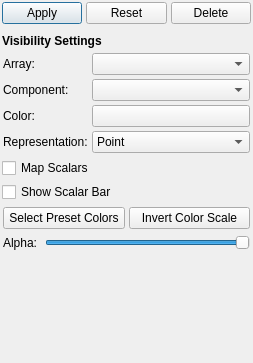
The window that SIMPLVtkLib/QtWidgets/UI_Files/VSInfoWidget.ui (tplatt77/SIMPLVtkLib) describes before a commit, drawn with Qt 5.
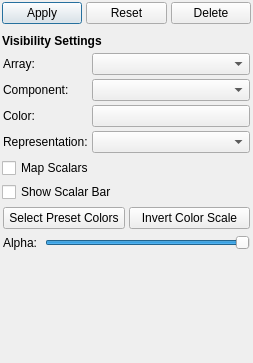
The same window after the commit. Custom widgets are drawn as their Qt base class.

Commit message:
* Removed resizing code from VSInfoWidget::setFilter.
* VSInfoWidget's viewSettingsWidget is now set to vertically expand

* VSClipFilter had its widgets changed from horizontally expanding to MinimumExpanding or Preferred.

Patch:
```diff
--- a/SIMPLVtkLib/QtWidgets/UI_Files/VSInfoWidget.ui
+++ b/SIMPLVtkLib/QtWidgets/UI_Files/VSInfoWidget.ui
@@ -127,6 +127,12 @@
         <height>332</height>
        </rect>
       </property>
+      <property name="sizePolicy">
+       <sizepolicy hsizetype="Preferred" vsizetype="Expanding">
+        <horstretch>0</horstretch>
+        <verstretch>1</verstretch>
+       </sizepolicy>
+      </property>
       <layout class="QGridLayout" name="gridLayout_11">
        <property name="leftMargin">
         <number>1</number>
@@ -217,6 +223,9 @@
           </property>
           <item row="5" column="1">
            <widget class="QComboBox" name="representationCombo">
+            <property name="currentIndex">
+             <number>-1</number>
+            </property>
             <item>
              <property name="text">
               <string>Point</string>
```
The commit also changes 2 other files.
